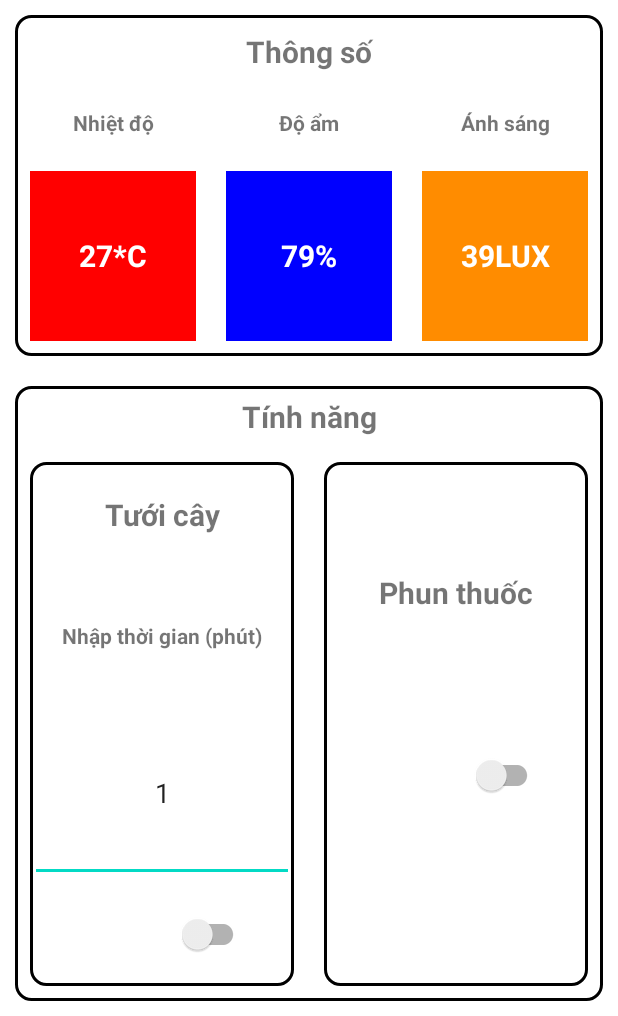
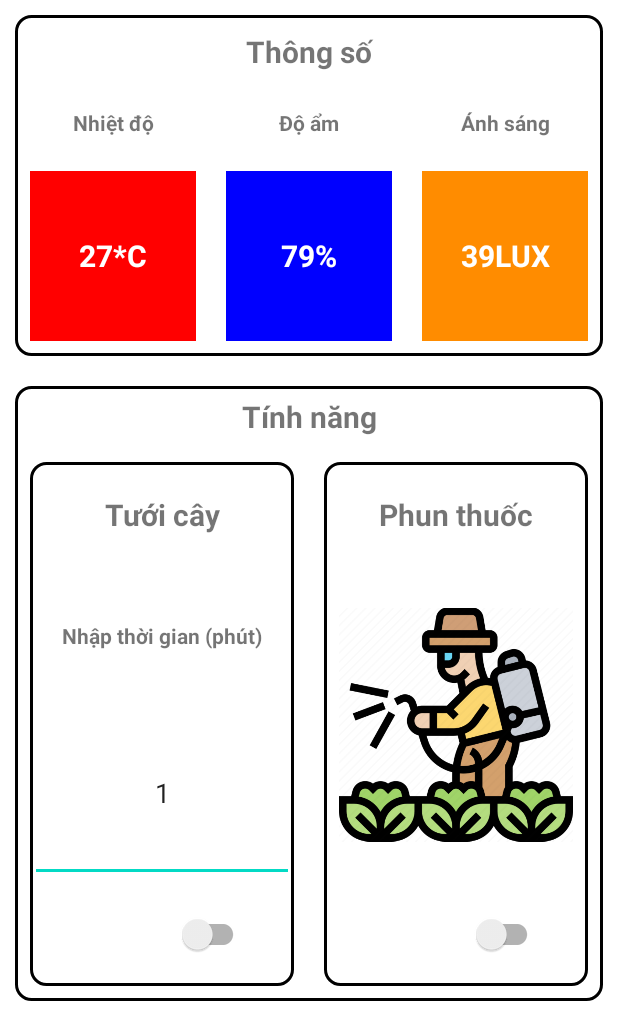
Before and after one commit to tuannguyen2208nat/IOT_Mini_Project, an Android app: the screen it shows after launch (MainActivity), on a phone screen of 412 x 824 dp, the part 220-1236 px from its top. Run offline under Robolectric (Android 15) with nearby library versions, the phone set to English and light mode, and no system bars; libraries missing offline, so code that uses them is left out: com.github.angads25.toggle, org.eclipse.paho; plain views replace LabeledSwitch; 13 statements that could not run were skipped.

Commit message:
Fourth commit

```diff
--- a/app/src/main/java/bku/iot/iotminiproject/MQTTHelper.java
+++ b/app/src/main/java/bku/iot/iotminiproject/MQTTHelper.java
@@ -22,7 +22,7 @@ public class MQTTHelper {
 
     final String clientId = "12345678";
     final String username = "tuannguyen2208natIOT";
-    final String password = "aio_lXGu427AbooTavBhM4RLSv4leLjK";
+    final String password = "aio_Bipn66g9VVanETpUQo4DfidRkYB6";
 
     final String serverUri = "tcp://io.adafruit.com:1883";
 
--- a/app/src/main/java/bku/iot/iotminiproject/MainActivity.java
+++ b/app/src/main/java/bku/iot/iotminiproject/MainActivity.java
@@ -33,7 +33,7 @@ public class MainActivity extends AppCompatActivity {
     TextView timetuoicay;
     private int timeInMinutes;
     boolean kiemtraphun=false;
-    AlertDialog.Builder builder1,builder2;
+    AlertDialog.Builder builder1,builder2,builder3;
     boolean check=true;
 
     @Override
@@ -44,6 +44,8 @@ public class MainActivity extends AppCompatActivity {
         txtTemp=findViewById(R.id.txtTemperature);
         txtHumi=findViewById(R.id.txtHumidity);
         txtLight=findViewById(R.id.txtLight);
+
+
         btnPhun= (LabeledSwitch) findViewById(R.id.btnPhun);
         btnPhun.setOnToggledListener(new OnToggledListener() {
             @Override
@@ -61,13 +63,34 @@ public class MainActivity extends AppCompatActivity {
                     else{
                         kiemtraphun=false;
                         sendDataMQTT("tuannguyen2208natIOT/feeds/nut-nhan-2","0");
+
                     }
                 }
         });
-
         startMQTT();
     }
 
+    private void showTemperatureAlert() {
+        builder3=new AlertDialog.Builder(this);
+        builder3.setTitle("Alert!").setMessage("Nhiệt độ hiện tại đang cao , bạn có muốn bật máy bơm tưới cây không ?").setCancelable(true).setPositiveButton("Yes", new DialogInterface.OnClickListener() {
+            @Override
+            public void onClick(DialogInterface dialogInterface, int i) {
+                dialogInterface.cancel();
+                btnTuoi.setOn(true);
+                timetuoicay.setText("1");
+                if(Timer!=null)
+                {
+                    Timer.cancel();
+                }
+                sendDataMQTT("tuannguyen2208natIOT/feeds/nut-nhan-1", "1");
+            }
+        }).setNegativeButton("No", new DialogInterface.OnClickListener() {
+            @Override
+            public void onClick(DialogInterface dialogInterface, int i) {
+                dialogInterface.cancel();
+            }
+        }).show();
+    }
 
     @Override
     protected void onStart() {
@@ -139,12 +162,13 @@ public class MainActivity extends AppCompatActivity {
                     }
                     else {
                         sendDataMQTT("tuannguyen2208natIOT/feeds/nut-nhan-1", "0");
-                        Timer.cancel();
+                        if(Timer!=null) {
+                            Timer.cancel();
+                        }
                         check = true;
                     }
                 }
             }
-
         });
     }
 
@@ -181,6 +205,10 @@ public class MainActivity extends AppCompatActivity {
                 Log.d("Test",topic + "***" + message.toString());
                 if(topic.contains("cam-bien-nhiet-do")){
                     txtTemp.setText(message.toString() + "°C");
+                    int nhietdo = Integer.parseInt(message.toString());
+                    if (nhietdo > 35) {
+                        showTemperatureAlert();
+                    }
                 }else if(topic.contains("cam-bien-do-am")){
                     txtHumi.setText(message.toString() + "%");
                 }else if(topic.contains("cam-bien-anh-sang")){
@@ -199,7 +227,6 @@ public class MainActivity extends AppCompatActivity {
                     }
                 }
             }
-
             @Override
             public void deliveryComplete(IMqttDeliveryToken token) {
 
--- a/app/src/main/res/layout/activity_main.xml
+++ b/app/src/main/res/layout/activity_main.xml
@@ -247,9 +247,8 @@
                         android:textSize="20dp"
                         app:textOn ="Bật"
                         app:textOff ="Tắt"
-
                         app:on="false"
-                        app:colorBorder="@color/colorAccent"/>
+                        app:colorBorder="#000000"/>
 
 
                 </LinearLayout>
@@ -266,21 +265,32 @@
                 <LinearLayout
                     android:layout_width="match_parent"
                     android:layout_height="match_parent"
-                    android:layout_weight="1">
+                    android:layout_weight="1"
+                    android:orientation="vertical">
                     <TextView
                         android:layout_width="match_parent"
                         android:layout_height="match_parent"
                         android:text="Phun thuốc"
                         android:gravity="center"
                         android:textSize="20dp"
-                        android:textStyle="bold">
+                        android:textStyle="bold"
+                        android:layout_weight="3">
 
                     </TextView>
+                    <ImageView
+                        android:layout_width="match_parent"
+                        android:layout_height="match_parent"
+                        android:layout_weight="1"
+                        android:src="@drawable/phunthuoc"
+                        android:layout_margin="10dp">
+
+                    </ImageView>
                 </LinearLayout>
                 <LinearLayout
                     android:layout_width="match_parent"
                     android:layout_height="match_parent"
-                    android:layout_weight="1">
+                    android:layout_weight="4"
+                    android:gravity="center">
                     <com.github.angads25.toggle.widget.LabeledSwitch
                         android:id="@+id/btnPhun"
                         android:layout_width="match_parent"
@@ -292,9 +302,8 @@
                         android:textSize="20dp"
                         app:textOn ="Bật"
                         app:textOff ="Tắt"
-
                         app:on="false"
-                        app:colorBorder="#ffff00"/>
+                        app:colorBorder="#000000"/>
                 </LinearLayout>
 
 
```
Also changed, not shown: app/src/main/res/drawable/phunthuoc.webp (added).
